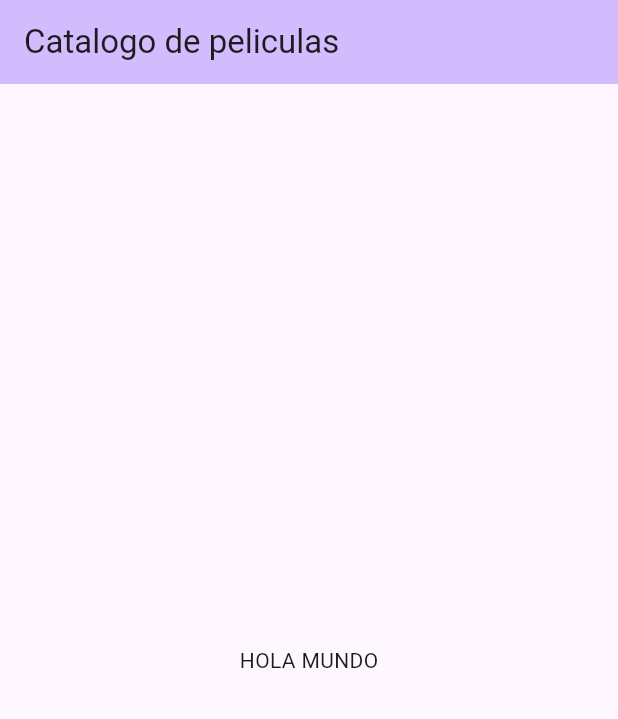
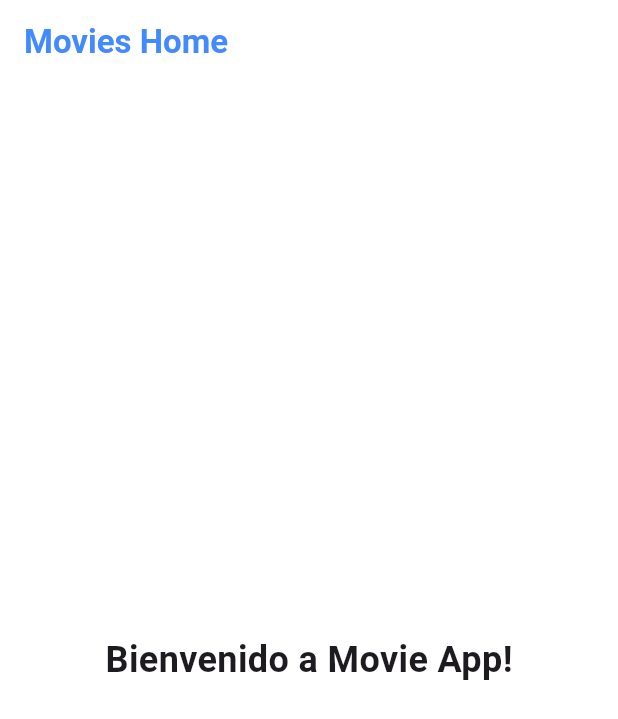
Before and after one commit to erika-nath/catalogoPeliculasDart, a Flutter app: the screen it shows after launch, on a phone screen of 412 x 824 dp. Shown: the top 719 px of the screen. Run offline on Flutter 3.47's test engine with Material 3 defaults, Android fonts, the phone set to English and light mode, and no system bars.

Commit message:
feat: AppBar

```diff
--- a/lib/main.dart
+++ b/lib/main.dart
@@ -11,28 +11,40 @@ class MyApp extends StatelessWidget {
   @override
   Widget build(BuildContext context) {
     return MaterialApp(
-      title: 'Catalogo de peliculas',
-      theme: ThemeData(
-
-        colorScheme: ColorScheme.fromSeed(seedColor: Colors.deepPurple),
-
-      ),
+      title: 'Movie App',
+      theme: ThemeData(useMaterial3: true),
       debugShowCheckedModeBanner: false,
-      home: const MyHomePage(title: 'Catalogo de peliculas'),
+      home: const HomeMovieScreen(),
     );
   }
 }
 
-class MyHomePage extends StatefulWidget {
-  const MyHomePage({super.key, required this.title});
-
-
-  final String title;
+class HomeMovieScreen extends StatelessWidget {
+  const HomeMovieScreen({super.key});
 
   @override
-  State<MyHomePage> createState() => _MyHomePageState();
+  Widget build(BuildContext context) {
+    return Scaffold(
+      backgroundColor: Colors.white,
+      appBar: AppBar(
+        title: const Text(
+          'Movies Home',
+        style: TextStyle(color: Colors.blueAccent, fontWeight: FontWeight.bold),
+        ),
+      backgroundColor: Colors.white,
+      elevation: 0,
+      ),
+      body: const Center(
+        child: Text(
+          'Bienvenido a Movie App!',
+          style: TextStyle(fontSize: 24, fontWeight: FontWeight.bold),
+        ),
+      ),
+    );
+
+  }
 }
-
+/*
 class _MyHomePageState extends State<MyHomePage> {
 
   @override
@@ -49,10 +61,9 @@ class _MyHomePageState extends State<MyHomePage> {
         child: Column(
           mainAxisAlignment: MainAxisAlignment.center,
           children: <Widget>[
-            const Text('HOLA MUNDO'),
+            const Text('Hello World'),
           ],
         ),
       ),
     );
-  }
-}
+  }*/
```
